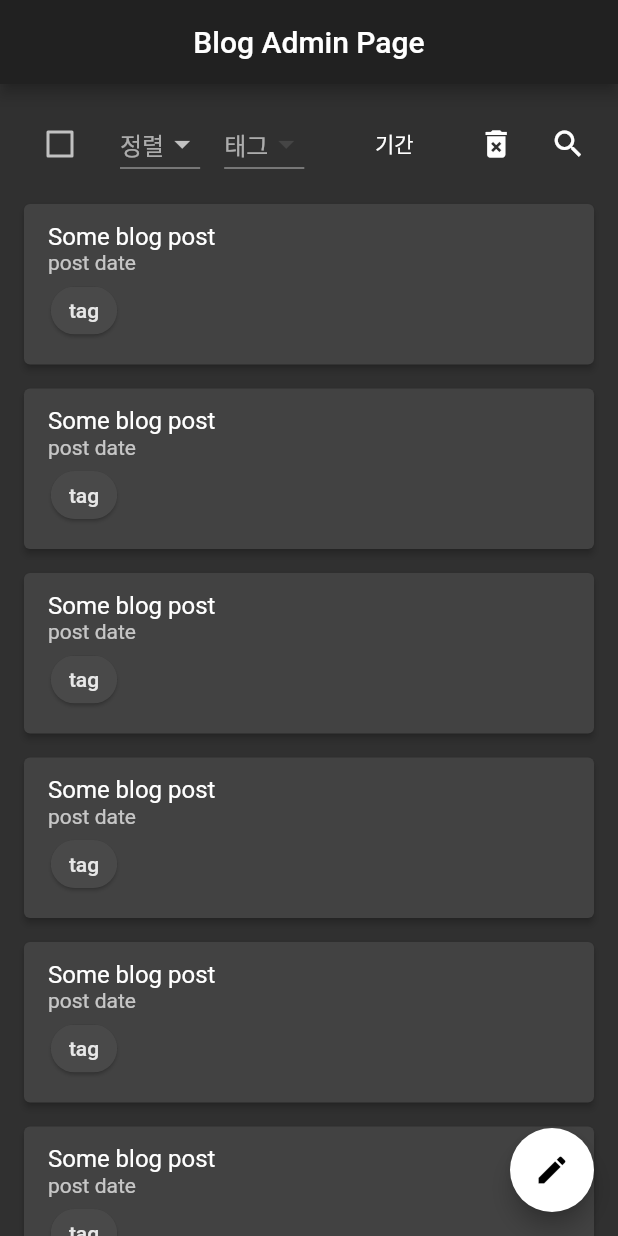
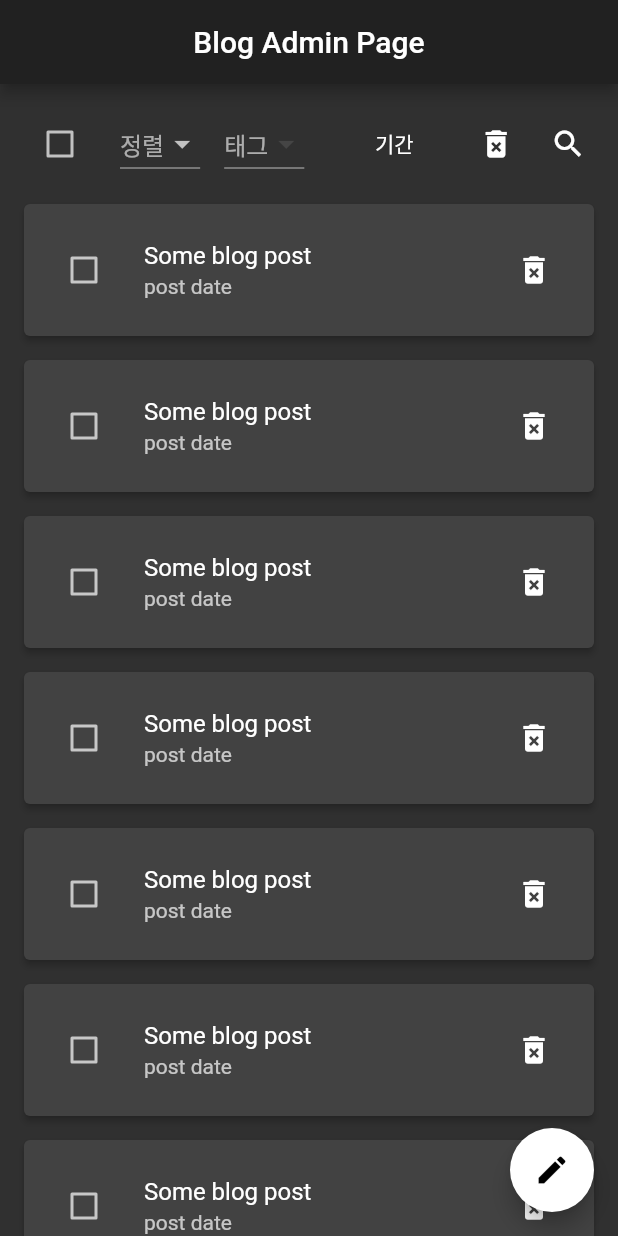
Before and after one commit to Dart-for-Apps/flutter_web_blog, a Flutter app: the screen it shows after launch, on a phone screen of 412 x 824 dp. Run offline on Flutter 3.47's test engine with Material 2 defaults, Android fonts, the phone set to English and light mode, and no system bars; our stand-ins replace built_collection, built_value, functional_widget_annotation; missing offline and left inert: aqueduct, dart:html, flutter_hooks_web, flutter_web, flutter_web_ui, provider_web; generated files the repository leaves out were written again; project files that could hold a hidden picture were left out.

Commit message:
Add layout helper

```diff
--- a/admin_page/lib/main.dart
+++ b/admin_page/lib/main.dart
@@ -14,6 +14,7 @@ class BlogAdminPage extends StatelessWidget {
     return MaterialApp(
       key: LabeledGlobalKey('Root'),
       debugShowCheckedModeBanner: false,
+      debugShowMaterialGrid: true,
       title: "Admin",
       theme: ThemeData(
         primarySwatch: Colors.indigo,
--- /dev/null
+++ b/admin_page/lib/src/views/components/action_tag_chip.dart
@@ -0,0 +1 @@
+import 'package:flutter_web/material.dart';
--- /dev/null
+++ b/admin_page/lib/src/views/components/base/post_base_widget.dart
@@ -0,0 +1,10 @@
+import 'package:flutter_web/material.dart';
+
+abstract class PostBaseWidget extends StatelessWidget {
+  PostBaseWidget({
+    Key key,
+    @required this.postId,
+  }) : super(key: key);
+
+  final int postId;
+}
--- /dev/null
+++ b/admin_page/lib/src/views/components/crud/post_checkbox.dart
@@ -0,0 +1,21 @@
+import 'package:admin_page/src/views/components/base/post_base_widget.dart';
+import 'package:flutter_web/material.dart';
+
+class PostCheckBox extends PostBaseWidget {
+  PostCheckBox({
+    int postId,
+    Key key,
+  }) : super(
+          key: key,
+          postId: postId,
+        );
+  @override
+  Widget build(BuildContext context) {
+    return Checkbox(
+      onChanged: (checked) {
+        print('$postId is $checked');
+      },
+      value: false,
+    );
+  }
+}
--- /dev/null
+++ b/admin_page/lib/src/views/components/crud/remove_post.dart
@@ -0,0 +1,18 @@
+import 'package:flutter_web/material.dart';
+import 'package:flutter_web_helper/responsive_web.dart';
+
+class RemovePostIconButton extends StatelessWidget {
+  RemovePostIconButton({
+    this.postId,
+  });
+  final int postId;
+  @override
+  Widget build(BuildContext context) {
+    return Clickable(
+      child: IconButton(
+        icon: Icon(Icons.delete_forever),
+        onPressed: () {},
+      ),
+    );
+  }
+}
--- a/admin_page/lib/src/views/components/main_header.dart
+++ b/admin_page/lib/src/views/components/main_header.dart
@@ -1,3 +1,5 @@
+import 'package:admin_page/src/views/components/crud/post_checkbox.dart';
+import 'package:admin_page/src/views/components/crud/remove_post.dart';
 import 'package:flutter_web/material.dart';
 
 class MainPageHeader extends Container {
@@ -14,10 +16,7 @@ class MainPageHeader extends Container {
             crossAxisAlignment: CrossAxisAlignment.center,
             children: <Widget>[
               // 모두 선택하기,
-              Checkbox(
-                onChanged: (checked) {},
-                value: false,
-              ),
+              PostCheckBox(),
               SizedBox(width: 16.0),
               // 정렬하기,
               SortPostDropDown(),
@@ -36,9 +35,8 @@ class MainPageHeader extends Container {
                 onPressed: () {},
               ),
               // 선택된 항목 지우기,
-              IconButton(
-                icon: Icon(Icons.delete_forever),
-                onPressed: () {},
+              RemovePostIconButton(
+                postId: 0,
               ),
               // 제일 끝에 검색하기
               Spacer(),
--- a/admin_page/lib/src/views/components/new_post_button.dart
+++ b/admin_page/lib/src/views/components/new_post_button.dart
@@ -1,17 +1,11 @@
 import 'dart:html' as html;
 import 'package:flutter_web/material.dart';
-import 'package:functional_widget_annotation/functional_widget_annotation.dart';
+import 'package:flutter_web_helper/responsive_web.dart';
 
 class NewPostFloatingActionButton extends StatelessWidget {
   @override
   Widget build(BuildContext context) {
-    return Listener(
-      onPointerEnter: (enterEvent) {
-        html.document.body.style.cursor = 'pointer';
-      },
-      onPointerExit: (exitEvent) {
-        html.document.body.style.cursor = 'default';
-      },
+    return Clickable(
       child: FloatingActionButton(
         onPressed: () {
           /// TODO: Go to new post view
--- /dev/null
+++ b/admin_page/lib/src/views/components/post_card.dart
@@ -0,0 +1,38 @@
+import 'package:admin_page/src/views/components/crud/post_checkbox.dart';
+import 'package:admin_page/src/views/components/crud/remove_post.dart';
+import 'package:flutter_web/material.dart';
+
+class PostCard extends Card {
+  PostCard({
+    Key key,
+    int postId,
+  }) : super(
+          key: key,
+          borderOnForeground: false,
+          child: ListTile(
+            contentPadding:
+                EdgeInsets.symmetric(horizontal: 16.0, vertical: 8.0),
+            onTap: () {},
+            onLongPress: () {},
+            leading: PostCheckBox(postId: postId),
+            title: Text('Some blog post'),
+            trailing: RemovePostIconButton(),
+            subtitle: Column(
+              crossAxisAlignment: CrossAxisAlignment.start,
+              mainAxisAlignment: MainAxisAlignment.spaceBetween,
+              mainAxisSize: MainAxisSize.min,
+              children: <Widget>[
+                Text('post date'),
+                // ActionChip(
+                //   onPressed: () {},
+                //   label: Text('tag'),
+                //   elevation: 1.0,
+                // ),
+              ],
+            ),
+            // isThreeLine: true,
+          ),
+          margin: EdgeInsets.symmetric(horizontal: 16.0, vertical: 8.0),
+          elevation: 2.0,
+        );
+}
--- a/admin_page/lib/src/views/components/post_list.dart
+++ b/admin_page/lib/src/views/components/post_list.dart
@@ -1,3 +1,4 @@
+import 'package:admin_page/src/views/components/post_card.dart';
 import 'package:flutter_web/material.dart';
 
 class BlogPostList extends StatelessWidget {
@@ -5,41 +6,10 @@ class BlogPostList extends StatelessWidget {
   Widget build(BuildContext context) {
     return ListView.builder(
       padding: EdgeInsets.only(top: 8.0),
+      itemCount: 50,
       itemBuilder: (context, index) {
         return PostCard();
       },
     );
   }
 }
-
-class PostCard extends Card {
-  PostCard({
-    Key key,
-  }) : super(
-          key: key,
-          borderOnForeground: false,
-          child: ListTile(
-            contentPadding:
-                EdgeInsets.symmetric(horizontal: 16.0, vertical: 8.0),
-            onTap: () {},
-            onLongPress: () {},
-            title: Text('Some blog post'),
-            subtitle: Column(
-              crossAxisAlignment: CrossAxisAlignment.start,
-              mainAxisAlignment: MainAxisAlignment.spaceBetween,
-              mainAxisSize: MainAxisSize.min,
-              children: <Widget>[
-                Text('post date'),
-                ActionChip(
-                  onPressed: () {},
-                  label: Text('tag'),
-                  elevation: 1.0,
-                ),
-              ],
-            ),
-            isThreeLine: true,
-          ),
-          margin: EdgeInsets.symmetric(horizontal: 16.0, vertical: 8.0),
-          elevation: 2.0,
-        );
-}
--- /dev/null
+++ b/admin_page/lib/src/views/layouts/main_page_layout.dart
@@ -0,0 +1,15 @@
+import 'package:admin_page/src/views/components/main_header.dart';
+import 'package:admin_page/src/views/components/post_list.dart';
+import 'package:flutter_web/material.dart';
+
+class MainPageLayout extends StatelessWidget {
+  @override
+  Widget build(BuildContext context) {
+    return Column(
+      children: <Widget>[
+        MainPageHeader(),
+        Expanded(child: BlogPostList()),
+      ],
+    );
+  }
+}
--- a/admin_page/lib/src/views/main_page.dart
+++ b/admin_page/lib/src/views/main_page.dart
@@ -2,6 +2,7 @@ import 'package:admin_page/src/views/components/app_bar.dart';
 import 'package:admin_page/src/views/components/main_header.dart';
 import 'package:admin_page/src/views/components/new_post_button.dart';
 import 'package:admin_page/src/views/components/post_list.dart';
+import 'package:admin_page/src/views/layouts/main_page_layout.dart';
 import 'package:flutter_web/material.dart';
 
 class MainPage extends Scaffold {
@@ -10,12 +11,7 @@ class MainPage extends Scaffold {
   }) : super(
           key: key,
           appBar: AdminAppBar(),
-          body: Column(
-            children: <Widget>[
-              MainPageHeader(),
-              Expanded(child: BlogPostList()),
-            ],
-          ),
+          body: MainPageLayout(),
           floatingActionButton: NewPostFloatingActionButton(),
         );
 }
--- a/admin_page/pubspec.yaml
+++ b/admin_page/pubspec.yaml
@@ -17,6 +17,10 @@ dependencies:
       url: https://github.com/dart-for-apps/flutter_web_blog
       path: library/responsive_web
 
+  flutter_web_helper:
+    git:
+      url: https://github.com/dart-for-apps/flutter_web_blog
+      path: library/flutter_web_helper
   flutter_hooks_web:
     git: https://github.com/dart-for-apps/flutter_hooks_web
   provider_web:
```
